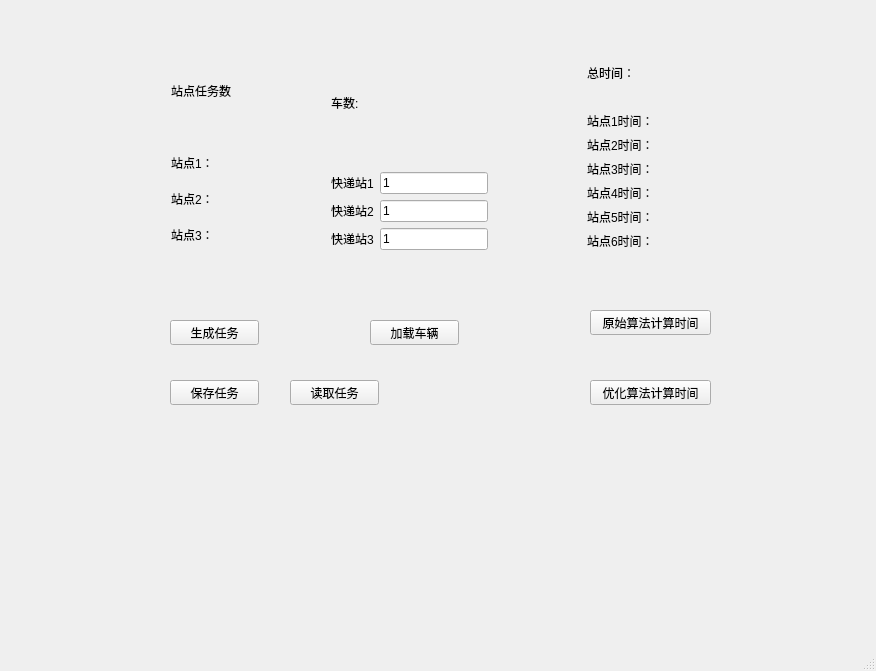
This is yunchou/mainwindow.ui in UnderValley/yunchouxue as Qt 5 draws it before an edit. The edited form follows.
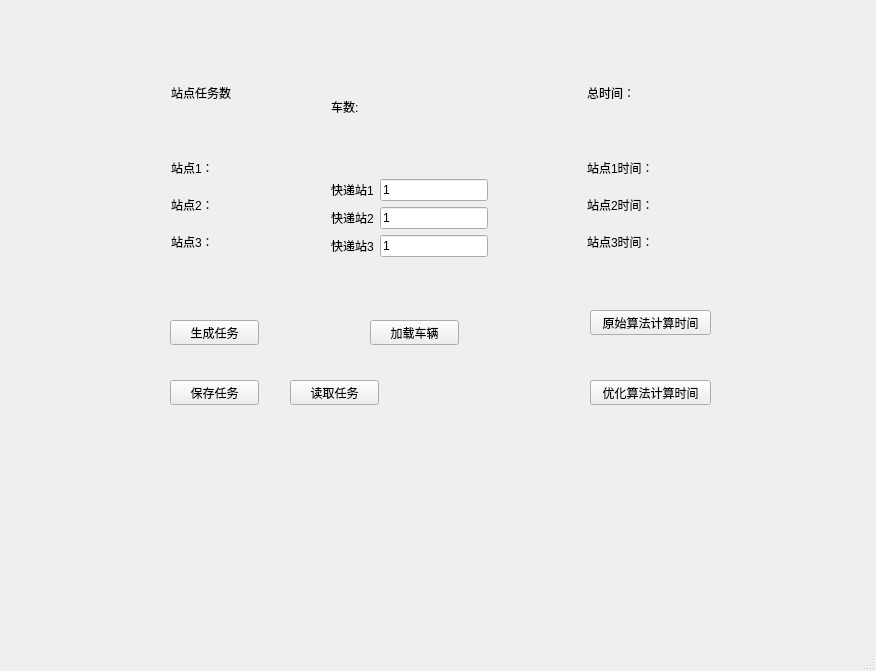
This is the edited form.

The edit to the form file:
```diff
--- a/yunchou/mainwindow.ui
+++ b/yunchou/mainwindow.ui
@@ -85,7 +85,7 @@
       <x>171</x>
       <y>40</y>
       <width>496</width>
-      <height>210</height>
+      <height>217</height>
      </rect>
     </property>
     <layout class="QHBoxLayout" name="horizontalLayout_14">
@@ -340,60 +340,6 @@
            </item>
           </layout>
          </item>
-         <item>
-          <layout class="QHBoxLayout" name="horizontalLayout_9">
-           <item>
-            <widget class="QLabel" name="label_15">
-             <property name="text">
-              <string>站点4时间：</string>
-             </property>
-            </widget>
-           </item>
-           <item>
-            <widget class="QLabel" name="output4">
-             <property name="text">
-              <string/>
-             </property>
-            </widget>
-           </item>
-          </layout>
-         </item>
-         <item>
-          <layout class="QHBoxLayout" name="horizontalLayout_15">
-           <item>
-            <widget class="QLabel" name="label_16">
-             <property name="text">
-              <string>站点5时间：</string>
-             </property>
-            </widget>
-           </item>
-           <item>
-            <widget class="QLabel" name="output5">
-             <property name="text">
-              <string/>
-             </property>
-            </widget>
-           </item>
-          </layout>
-         </item>
-         <item>
-          <layout class="QHBoxLayout" name="horizontalLayout_16">
-           <item>
-            <widget class="QLabel" name="label_17">
-             <property name="text">
-              <string>站点6时间：</string>
-             </property>
-            </widget>
-           </item>
-           <item>
-            <widget class="QLabel" name="output6">
-             <property name="text">
-              <string/>
-             </property>
-            </widget>
-           </item>
-          </layout>
-         </item>
         </layout>
        </item>
       </layout>
```
Left out of the diff: 2 changed lines with no effect on the pictures.
